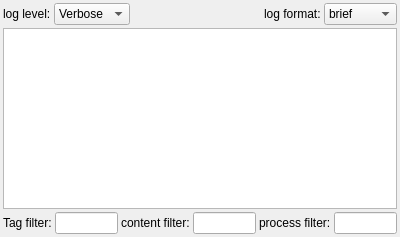
This is cconsoleform.ui in LeZheng/Canary-Adb as Qt 5 draws it before an edit. The edited form follows.
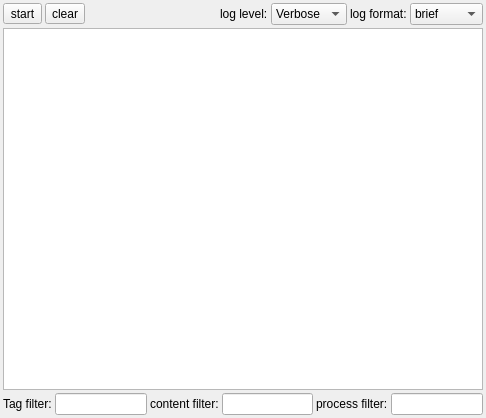
This is the edited form. Icons and pictures are not drawn.

Commit message: 修改控制台界面的操作

```diff
--- a/cconsoleform.ui
+++ b/cconsoleform.ui
@@ -6,8 +6,8 @@
    <rect>
     <x>0</x>
     <y>0</y>
-    <width>400</width>
-    <height>237</height>
+    <width>486</width>
+    <height>418</height>
    </rect>
   </property>
   <property name="minimumSize">
@@ -40,6 +40,47 @@
      <property name="spacing">
       <number>3</number>
      </property>
+     <item>
+      <widget class="QToolButton" name="recordToolButton">
+       <property name="text">
+        <string>start</string>
+       </property>
+       <property name="icon">
+        <iconset resource="canary-img.qrc">
+         <normaloff>:/img/start_record</normaloff>:/img/start_record</iconset>
+       </property>
+       <property name="toolButtonStyle">
+        <enum>Qt::ToolButtonTextBesideIcon</enum>
+       </property>
+      </widget>
+     </item>
+     <item>
+      <widget class="QToolButton" name="clearToolButton">
+       <property name="text">
+        <string>clear</string>
+       </property>
+       <property name="icon">
+        <iconset resource="canary-img.qrc">
+         <normaloff>:/img/edit_clear</normaloff>:/img/edit_clear</iconset>
+       </property>
+       <property name="toolButtonStyle">
+        <enum>Qt::ToolButtonTextBesideIcon</enum>
+       </property>
+      </widget>
+     </item>
+     <item>
+      <spacer name="horizontalSpacer">
+       <property name="orientation">
+        <enum>Qt::Horizontal</enum>
+       </property>
+       <property name="sizeHint" stdset="0">
+        <size>
+         <width>40</width>
+         <height>20</height>
+        </size>
+       </property>
+      </spacer>
+     </item>
      <item>
       <widget class="QLabel" name="label">
        <property name="sizePolicy">
@@ -87,19 +128,6 @@
        </item>
       </widget>
      </item>
-     <item>
-      <spacer name="horizontalSpacer">
-       <property name="orientation">
-        <enum>Qt::Horizontal</enum>
-       </property>
-       <property name="sizeHint" stdset="0">
-        <size>
-         <width>40</width>
-         <height>20</height>
-        </size>
-       </property>
-      </spacer>
-     </item>
      <item>
       <widget class="QLabel" name="label_4">
        <property name="sizePolicy">
@@ -159,6 +187,12 @@
      <property name="contextMenuPolicy">
       <enum>Qt::CustomContextMenu</enum>
      </property>
+     <property name="sizeAdjustPolicy">
+      <enum>QAbstractScrollArea::AdjustIgnored</enum>
+     </property>
+     <property name="lineWrapMode">
+      <enum>QTextEdit::NoWrap</enum>
+     </property>
      <property name="readOnly">
       <bool>true</bool>
      </property>
```
Left out of the diff: 4 changed lines with no effect on the pictures. The commit also changes 7 other files.
